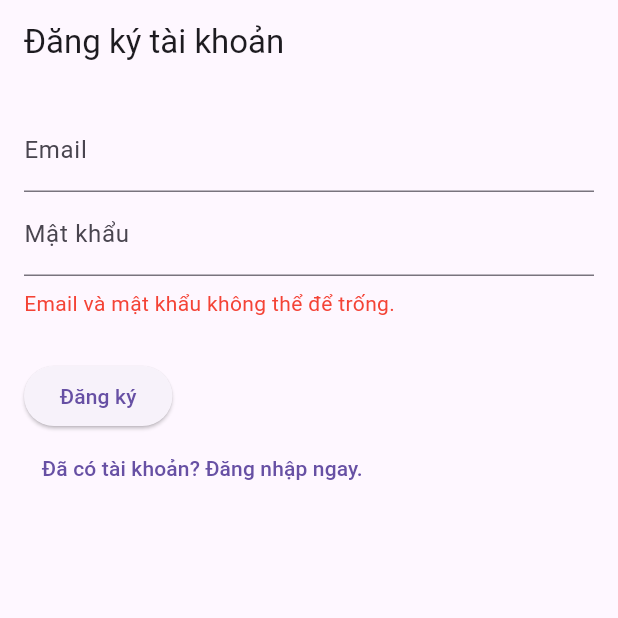
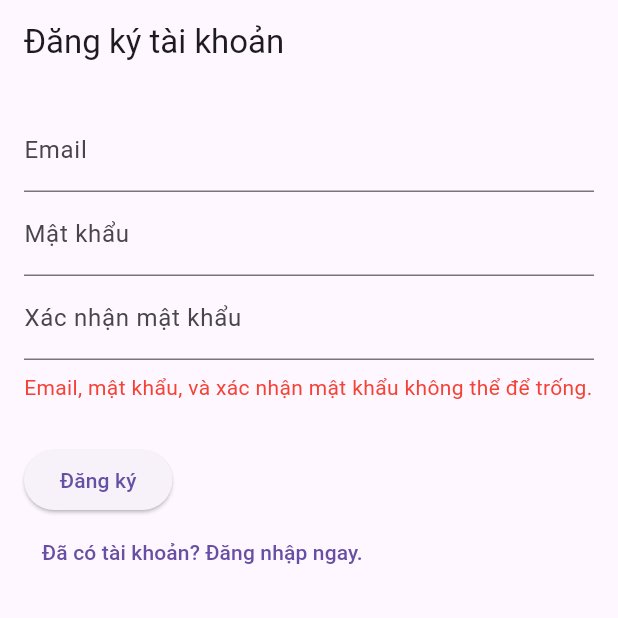
Before and after one commit to KhoaUs/Intro2SE-CLC03-Group03, a Flutter app: the screen it shows after launch, after a tap on "Đăng ký", on a phone screen of 412 x 824 dp, the top half of it. Run offline on Flutter 3.47's test engine with Material 3 defaults, Android fonts, the phone set to English and light mode, and no system bars; our stand-ins replace cloud_firestore, firebase_auth, firebase_core, flutter_markdown, google_generative_ai, logger; accounts and stored records are empty.

Commit message:
Fix signup

```diff
--- a/src/chatbot/lib/frontend/sign_up.dart
+++ b/src/chatbot/lib/frontend/sign_up.dart
@@ -1,6 +1,6 @@
 import 'package:flutter/material.dart';
 import '../backend/services/auth_service.dart'; // Thay bằng đường dẫn thực tế
-// import 'package:logger/logger.dart';
+import '../backend/config/logger.dart';
 
 class SignUpPage extends StatefulWidget {
   const SignUpPage({super.key});
@@ -13,8 +13,8 @@ class SignUpPage extends StatefulWidget {
 class _SignUpPageState extends State<SignUpPage> {
   final TextEditingController _emailController = TextEditingController();
   final TextEditingController _passwordController = TextEditingController();
+  final TextEditingController _confirmPasswordController = TextEditingController(); // Controller for confirm password
   final AuthService _authService = AuthService();
-  // final Logger _logger = Logger();
 
   String? _errorMessage;
 
@@ -22,15 +22,31 @@ class _SignUpPageState extends State<SignUpPage> {
   void _signUp() async {
     String email = _emailController.text.trim();
     String password = _passwordController.text.trim();
+    String confirmPassword = _confirmPasswordController.text.trim();
 
-    if (email.isEmpty || password.isEmpty) {
+    if (email.isEmpty || password.isEmpty || confirmPassword.isEmpty) {
       setState(() {
-        _errorMessage = "Email và mật khẩu không thể để trống.";
+        _errorMessage = "Email, mật khẩu, và xác nhận mật khẩu không thể để trống.";
       });
       return;
     }
 
-    await _authService.signUpWithEmail(email, password);
+    if (password != confirmPassword) {
+      setState(() {
+        _errorMessage = "Mật khẩu và xác nhận mật khẩu không khớp.";
+      });
+      return;
+    }
+
+    try {
+      await _authService.signUpWithEmail(email, password);
+      Navigator.pushReplacementNamed(context, '/signin');
+    } catch (e) {
+      setState(() {
+        _errorMessage = e.toString(); // Convert error to a string for display
+      });
+      MyLogger.d("Error during sign-up: $e");
+    }
   }
 
   @override
@@ -49,6 +65,11 @@ class _SignUpPageState extends State<SignUpPage> {
             TextField(
               controller: _passwordController,
               decoration: const InputDecoration(labelText: "Mật khẩu"),
+              obscureText: true,
+            ),
+            TextField(
+              controller: _confirmPasswordController,
+              decoration: const InputDecoration(labelText: "Xác nhận mật khẩu"),
               obscureText: true,
             ),
             if (_errorMessage != null)
```
